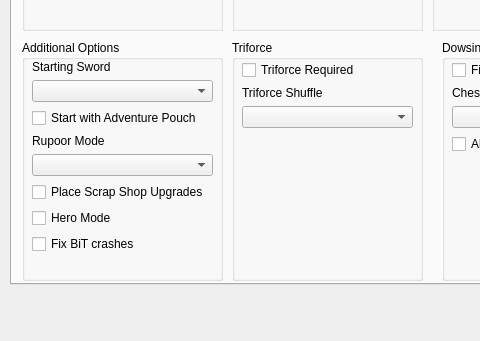
Qt form gui/randogui.ui (ssrando/ssrando) before a commit; both pictures show x 0 to 480 and y 266 to 607 of the 1051 by 738 pixel window.
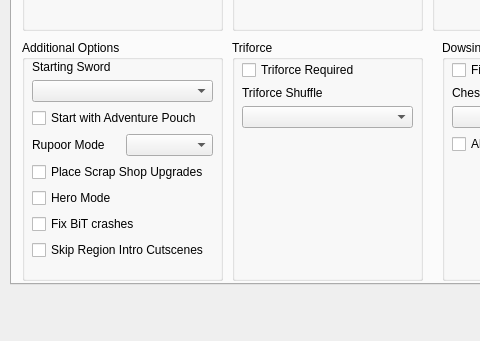
The same form after that commit.

Commit message: Add option to auto skip region intro cutscenes

Patch:
```diff
--- a/gui/randogui.ui
+++ b/gui/randogui.ui
@@ -1308,7 +1308,7 @@
          <x>10</x>
          <y>20</y>
          <width>181</width>
-         <height>210</height>
+         <height>222</height>
         </rect>
        </property>
        <layout class="QVBoxLayout" name="verticalLayout_15">
@@ -1334,7 +1334,7 @@
          </widget>
         </item>
         <item>
-         <layout class="QVBoxLayout" name="verticalLayout_16">
+         <layout class="QHBoxLayout" name="horizontalLayout_13">
           <item>
            <widget class="QLabel" name="label_for_option_rupoor">
             <property name="text">
@@ -1368,6 +1368,13 @@
           </property>
          </widget>
         </item>
+        <item>
+         <widget class="QCheckBox" name="option_skip_region_intro_cutscenes">
+          <property name="text">
+           <string>Skip Region Intro Cutscenes</string>
+          </property>
+         </widget>
+        </item>
         <item>
          <spacer name="verticalSpacer_17">
           <property name="orientation">
```
The commit also changes 4 other files.
